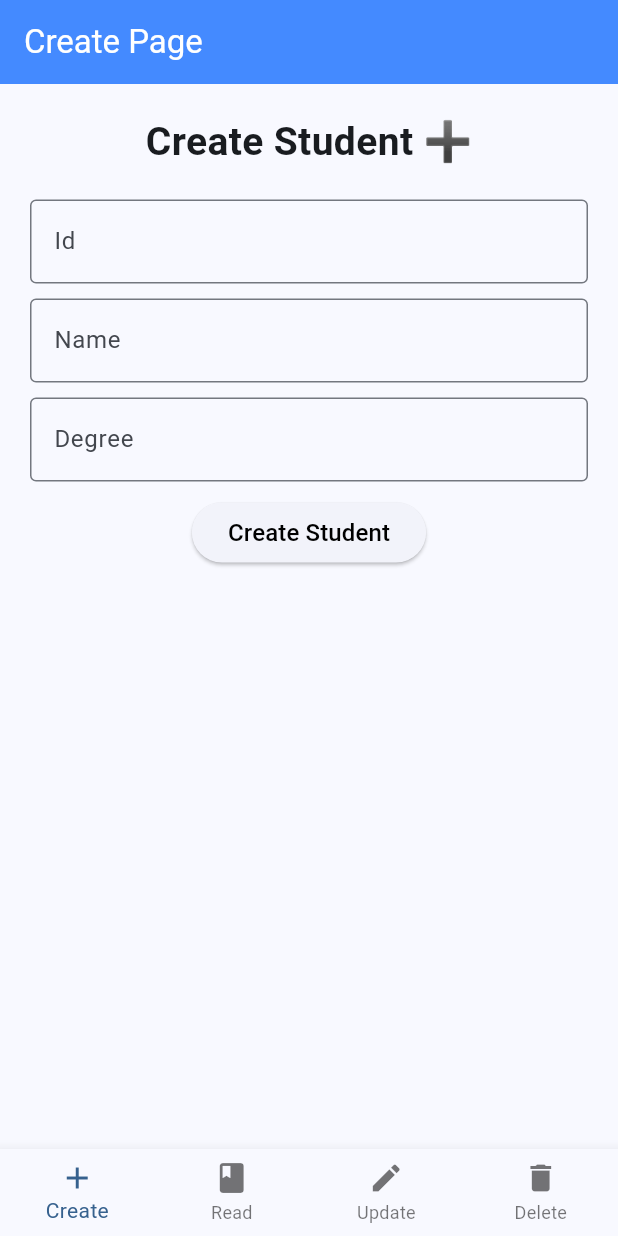
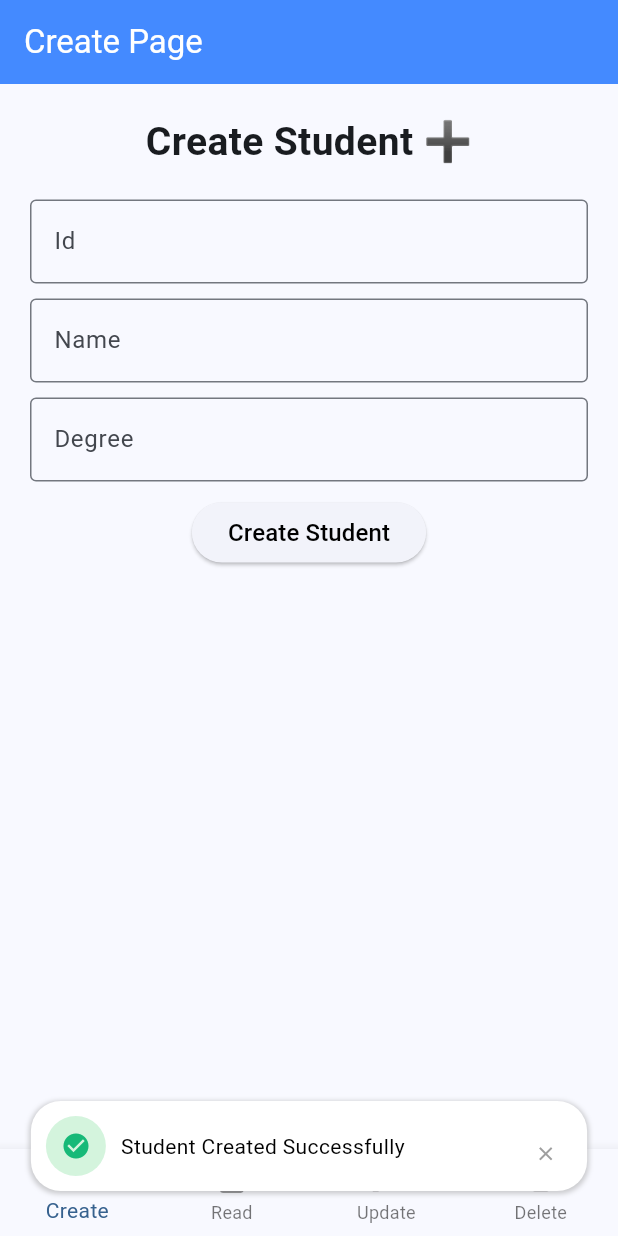
Before and after one commit to LakshanRukantha/student-app, a Flutter app: the screen it shows after launch, after a tap on "Create Student", on a phone screen of 412 x 824 dp. Run offline on Flutter 3.47's test engine with Material 3 defaults, Android fonts, the phone set to English and light mode, and no system bars; our stand-ins replace cherry_toast, cloud_firestore, firebase_core; accounts and stored records are empty.

Commit message:
feat: create add student feature

```diff
--- /dev/null
+++ b/lib/data/datasource.dart
@@ -0,0 +1,36 @@
+import 'package:cloud_firestore/cloud_firestore.dart';
+import 'package:student_app/models/student.dart';
+
+class Database {
+  Future<void> addStudent(Map<String, dynamic> studentInfo, String id) async {
+    try {
+      await FirebaseFirestore.instance
+          .collection('students')
+          .doc(id)
+          .set(studentInfo);
+    } catch (e) {
+      print(e.toString());
+    }
+  }
+
+  Future<List<Student>> getStudents() async {
+    List<Student> students = [];
+
+    try {
+      QuerySnapshot snapshot =
+          await FirebaseFirestore.instance.collection('students').get();
+
+      for (var doc in snapshot.docs) {
+        students.add(Student(
+          id: doc['id'],
+          name: doc['name'],
+          degree: doc['degree'],
+        ));
+      }
+    } catch (e) {
+      print(e.toString());
+    }
+
+    return students;
+  }
+}
--- a/lib/models/student.dart
+++ b/lib/models/student.dart
@@ -1,5 +1,5 @@
 class Student {
-  final int id;
+  final String id;
   final String name;
   final String degree;
 
--- a/lib/screens/create_page.dart
+++ b/lib/screens/create_page.dart
@@ -1,4 +1,7 @@
+import 'package:cherry_toast/cherry_toast.dart';
+import 'package:cherry_toast/resources/arrays.dart';
 import 'package:flutter/material.dart';
+import 'package:student_app/data/datasource.dart';
 
 class CreatePage extends StatefulWidget {
   const CreatePage({super.key});
@@ -61,10 +64,37 @@ class _CreatePageState extends State<CreatePage> {
           ),
           SizedBox(height: 10),
           ElevatedButton(
-            onPressed: () {
-              print("Id: ${idController.text}");
-              print("Name: ${nameController.text}");
-              print("Degree: ${degreeController.text}");
+            onPressed: () async {
+              Map<String, dynamic> studentInfo = {
+                "id": idController.text,
+                "name": nameController.text,
+                "degree": degreeController.text,
+              };
+
+              try {
+                await Database()
+                    .addStudent(studentInfo, idController.text)
+                    .then((value) => {
+                          idController.clear(),
+                          nameController.clear(),
+                          degreeController.clear(),
+                          CherryToast.success(
+                            title: Text(
+                              "Student Created Successfully",
+                              style: TextStyle(color: Colors.black),
+                            ),
+                            toastPosition: Position.bottom,
+                          ).show(context),
+                        });
+              } catch (e) {
+                CherryToast.error(
+                  title: Text(
+                    "Error: ${e.toString()}",
+                    style: TextStyle(color: Colors.black),
+                  ),
+                  toastPosition: Position.bottom,
+                ).show(context);
+              }
             },
             child: Text(
               "Create Student",
--- a/lib/screens/read_screen.dart
+++ b/lib/screens/read_screen.dart
@@ -1,3 +1,5 @@
+import 'package:cherry_toast/cherry_toast.dart';
+import 'package:cherry_toast/resources/arrays.dart';
 import 'package:flutter/material.dart';
 
 class ReadScreen extends StatefulWidget {
@@ -22,11 +24,41 @@ class _ReadScreenState extends State<ReadScreen> {
         padding: const EdgeInsets.all(16.0),
         child: Column(
           children: [
+            Text("All Students 📚",
+                style: TextStyle(fontSize: 26, fontWeight: FontWeight.bold)),
+            const SizedBox(height: 20),
+            Expanded(
+                child: ListView(
+              children: [
+                ListTile(
+                  title: Text("Student 1"),
+                  subtitle: Text("Degree: Computer Science"),
+                  trailing: Icon(Icons.arrow_forward),
+                  onTap: () {
+                    CherryToast.info(
+                      title: Text(
+                        "Student 1 Details",
+                        style: TextStyle(color: Colors.black),
+                      ),
+                      toastPosition: Position.bottom,
+                    ).show(context);
+                  },
+                ),
+              ],
+            )),
             Center(
               child: ElevatedButton(
                 style: ElevatedButton.styleFrom(
                     backgroundColor: Colors.blueAccent),
-                onPressed: () {},
+                onPressed: () {
+                  CherryToast.success(
+                    title: Text(
+                      "The simplest cherry toast",
+                      style: TextStyle(color: Colors.black),
+                    ),
+                    toastPosition: Position.bottom,
+                  ).show(context);
+                },
                 child: const Text(
                   "Refresh Data",
                   style: TextStyle(fontSize: 18, color: Colors.white),
--- a/pubspec.yaml
+++ b/pubspec.yaml
@@ -36,6 +36,7 @@ dependencies:
   # The following adds the Cupertino Icons font to your application.
   # Use with the CupertinoIcons class for iOS style icons.
   cupertino_icons: ^1.0.8
+  cherry_toast: ^1.12.0
 
 dev_dependencies:
   flutter_test:
```
Also changed, not shown: pubspec.lock.
